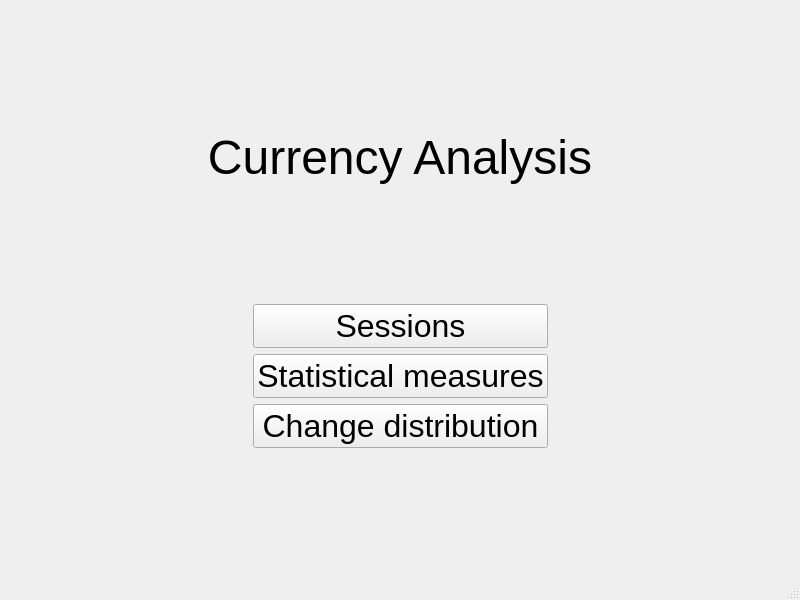
Qt form app/app_ui.ui (IIS-ZPI/ZPI2023_IO1_MVP) before a commit.
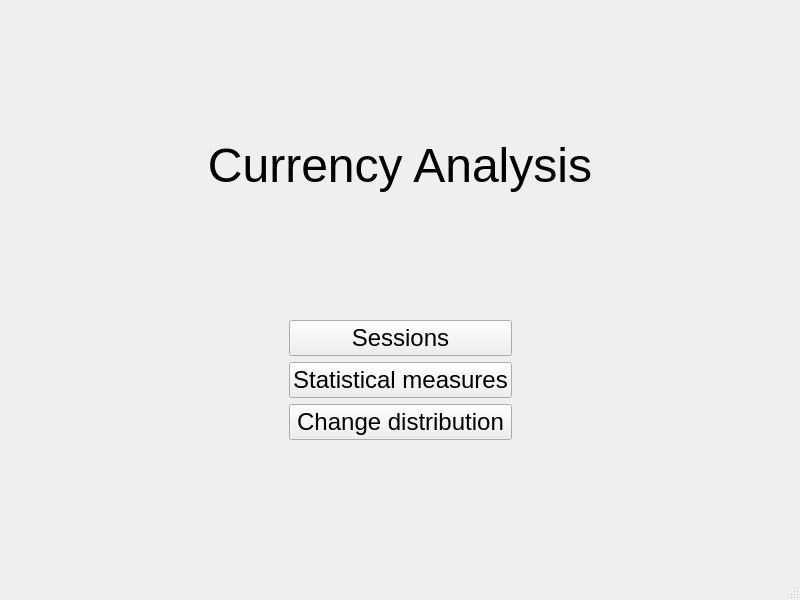
The same form after that commit. The open tabs and pages were chosen to show the change.

The edit to the form file:
```diff
--- a/app/app_ui.ui
+++ b/app/app_ui.ui
@@ -27,6 +27,9 @@
           <property name="orientation">
            <enum>Qt::Orientation::Horizontal</enum>
           </property>
+          <property name="sizeType">
+           <enum>QSizePolicy::Policy::Expanding</enum>
+          </property>
           <property name="sizeHint" stdset="0">
            <size>
             <width>40</width>
@@ -41,7 +44,7 @@
            <widget class="QPushButton" name="pushButtonGotoSessions">
             <property name="font">
              <font>
-              <pointsize>24</pointsize>
+              <pointsize>18</pointsize>
              </font>
             </property>
             <property name="text">
@@ -53,7 +56,7 @@
            <widget class="QPushButton" name="pushButtonGotoMeasures">
             <property name="font">
              <font>
-              <pointsize>24</pointsize>
+              <pointsize>18</pointsize>
              </font>
             </property>
             <property name="text">
@@ -65,7 +68,7 @@
            <widget class="QPushButton" name="pushButtonGotoDistribution">
             <property name="font">
              <font>
-              <pointsize>24</pointsize>
+              <pointsize>18</pointsize>
              </font>
             </property>
             <property name="text">
```
Left out of the diff: 2 changed lines with no effect on the pictures.
